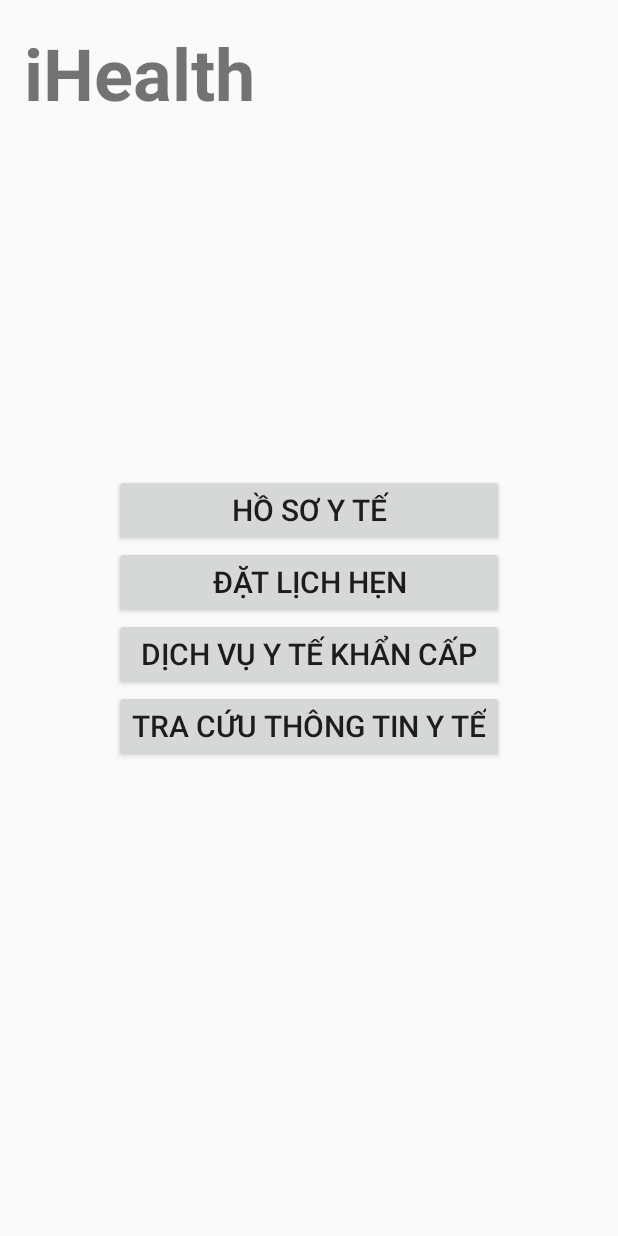
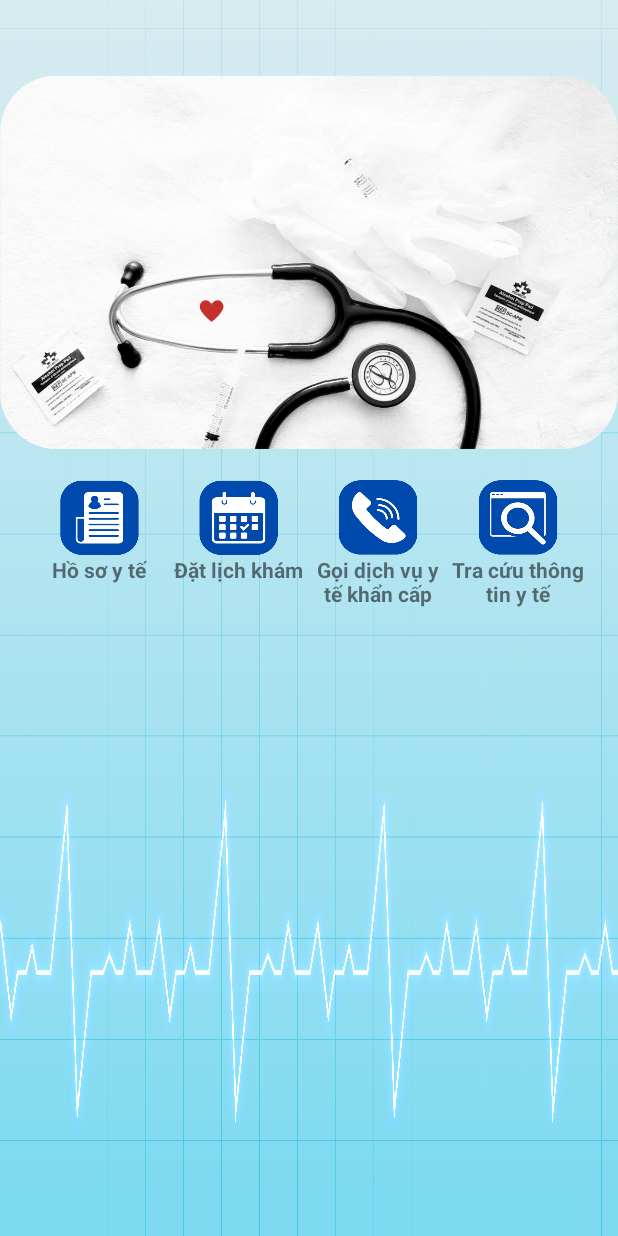
Before and after one commit to NguyenTrung3102/iHealth_Droid, an Android app built with Jetpack Compose: the layout main_menu_layout.xml on its own in the app's theme, with its tools: preview values and no code run, on a phone screen of 412 x 824 dp. Run offline under Robolectric (Android 15) with nearby library versions, the phone set to English and light mode, and no system bars.

Commit message:
Trung changed

```diff
--- a/app/src/main/java/com/example/ihealthdroid/MainActivity.kt
+++ b/app/src/main/java/com/example/ihealthdroid/MainActivity.kt
@@ -8,7 +8,7 @@ import androidx.compose.foundation.layout.fillMaxSize
 import androidx.compose.material3.MaterialTheme
 import androidx.compose.material3.Surface
 import androidx.compose.ui.Modifier
-import android.widget.Button
+import android.widget.ImageButton
 import com.example.ihealthdroid.ui.theme.IHealthDroidTheme
 
 class MainActivity : ComponentActivity() {
@@ -23,25 +23,25 @@ class MainActivity : ComponentActivity() {
                 ) {
                     setContentView(R.layout.main_menu_layout)
 
-                    val medicalProfileBtn = findViewById<Button>(R.id.medical_profile_btn)
+                    val medicalProfileBtn = findViewById<ImageButton>(R.id.btn_profile)
                     medicalProfileBtn.setOnClickListener {
                         val intent = Intent(this@MainActivity, MedicalProfileActivity::class.java)
                         startActivity(intent)
                     }
 
-                    val pickAppointmentBtn = findViewById<Button>(R.id.pick_appointment_btn)
+                    val pickAppointmentBtn = findViewById<ImageButton>(R.id.btn_schedual)
                     pickAppointmentBtn.setOnClickListener {
                         val intent = Intent(this@MainActivity, PickAppointmentActivity::class.java)
                         startActivity(intent)
                     }
 
-                    val emergencyBtn = findViewById<Button>(R.id.emergency_btn)
+                    val emergencyBtn = findViewById<ImageButton>(R.id.btn_phone)
                     emergencyBtn.setOnClickListener {
                         val intent = Intent(this@MainActivity, EmergencyActivity::class.java)
                         startActivity(intent)
                     }
 
-                    val healthWikiBtn = findViewById<Button>(R.id.wiki_btn)
+                    val healthWikiBtn = findViewById<ImageButton>(R.id.btn_search)
                     healthWikiBtn.setOnClickListener {
                         val intent = Intent(this@MainActivity, HealthWikiActivity::class.java)
                         startActivity(intent)
--- a/app/src/main/res/layout/main_menu_layout.xml
+++ b/app/src/main/res/layout/main_menu_layout.xml
@@ -3,50 +3,117 @@
     android:layout_width="match_parent"
     android:layout_height="match_parent">
 
-    <TextView
-        android:id="@+id/layout_title"
-        android:layout_width="wrap_content"
-        android:layout_height="wrap_content"
-        android:text="@string/app_name"
-        android:textSize="48sp"
-        android:textStyle="bold"
-        android:layout_alignParentTop="true"
-        android:layout_alignParentStart="true"
-        android:layout_margin="16dp" />
+    <ImageView
+        android:id="@+id/img_background"
+        android:layout_width="match_parent"
+        android:layout_height="match_parent"
+        android:background="@drawable/img_background"
+        android:scaleType="centerCrop" />
 
     <LinearLayout
-        android:layout_width="wrap_content"
+        android:layout_width="match_parent"
         android:layout_height="wrap_content"
-        android:layout_centerInParent="true"
+        android:layout_marginTop="50dp"
+        android:layout_marginBottom="300dp"
         android:orientation="vertical">
 
-        <Button
-            android:id="@+id/medical_profile_btn"
+        <ImageView
+            android:id="@+id/img_background1"
+            android:layout_width="match_parent"
+            android:layout_height="250dp"
+            android:layout_marginBottom="20dp"
+            android:layout_weight="1"
+            android:background="@drawable/medical_assistant" />
+
+        <LinearLayout
             android:layout_width="match_parent"
             android:layout_height="wrap_content"
-            android:text="@string/medical_profile"
-            android:textSize="20sp" />
+            android:layout_weight="1">
 
-        <Button
-            android:id="@+id/pick_appointment_btn"
+            <ImageButton
+                android:id="@+id/btn_profile"
+                android:layout_width="50dp"
+                android:layout_height="50dp"
+                android:layout_marginLeft="40dp"
+                android:layout_marginRight="20dp"
+                android:layout_weight="1"
+                android:background="@drawable/ic_profile" />
+
+            <ImageButton
+                android:id="@+id/btn_schedual"
+                android:layout_width="50dp"
+                android:layout_height="50dp"
+                android:layout_marginLeft="20dp"
+                android:layout_marginRight="20dp"
+                android:layout_weight="1"
+                android:background="@drawable/ic_schedual" />
+
+            <ImageButton
+                android:id="@+id/btn_phone"
+                android:layout_width="50dp"
+                android:layout_height="50dp"
+                android:layout_marginLeft="20dp"
+                android:layout_marginRight="20dp"
+                android:layout_weight="1"
+                android:background="@drawable/ic_phone" />
+
+            <ImageButton
+                android:id="@+id/btn_search"
+                android:layout_width="50dp"
+                android:layout_height="50dp"
+                android:layout_marginLeft="20dp"
+                android:layout_marginRight="40dp"
+                android:layout_weight="1"
+                android:background="@drawable/ic_search" />
+
+        </LinearLayout>
+
+        <LinearLayout
             android:layout_width="match_parent"
             android:layout_height="wrap_content"
-            android:text="@string/schedule_an_appointment"
-            android:textSize="20sp" />
+            android:layout_weight="1">
 
-        <Button
-            android:id="@+id/emergency_btn"
-            android:layout_width="match_parent"
-            android:layout_height="wrap_content"
-            android:text="@string/emergency_service"
-            android:textSize="20sp" />
+            <TextView
+                android:id="@+id/txt_profile"
+                android:layout_width="0dp"
+                android:layout_height="wrap_content"
+                android:layout_weight="1"
+                android:layout_marginLeft="20dp"
+                android:gravity="center"
+                android:textStyle="bold"
+                android:text="@string/profile" />
 
-        <Button
-            android:id="@+id/wiki_btn"
-            android:layout_width="match_parent"
-            android:layout_height="wrap_content"
-            android:text="@string/health_wiki"
-            android:textSize="20sp" />
+            <TextView
+                android:id="@+id/txt_schedual"
+                android:layout_width="0dp"
+                android:layout_height="wrap_content"
+                android:layout_weight="1"
+                android:gravity="center"
+                android:textStyle="bold"
+                android:text="@string/appointment" />
+
+            <TextView
+                android:id="@+id/txt_phone"
+                android:layout_width="0dp"
+                android:layout_height="wrap_content"
+                android:layout_weight="1"
+                android:gravity="center"
+                android:singleLine="false"
+                android:textStyle="bold"
+                android:text="@string/phone" />
+
+            <TextView
+                android:id="@+id/txt_search"
+                android:layout_width="0dp"
+                android:layout_height="wrap_content"
+                android:layout_weight="1"
+                android:layout_marginRight="20dp"
+                android:gravity="center"
+                android:singleLine="false"
+                android:textStyle="bold"
+                android:text="@string/search" />
+        </LinearLayout>
+
     </LinearLayout>
 
 </RelativeLayout>
--- a/app/src/main/res/values/strings.xml
+++ b/app/src/main/res/values/strings.xml
@@ -1,8 +1,8 @@
 <resources>
     <string name="app_name">iHealth</string>
 
-    <string name="medical_profile">Hồ sơ y tế</string>
-    <string name="schedule_an_appointment">Đặt lịch hẹn</string>
-    <string name="emergency_service">Dịch vụ y tế khẩn cấp</string>
-    <string name="health_wiki">Tra cứu thông tin y tế</string>
+    <string name="profile">Hồ sơ y tế</string>
+    <string name="appointment">Đặt lịch khám</string>
+    <string name="phone">Gọi dịch vụ y tế khẩn cấp</string>
+    <string name="search">Tra cứu thông tin y tế</string>
 </resources>
```
Also changed, not shown: app/src/main/res/drawable/ic_phone.png (added), app/src/main/res/drawable/ic_profile.png (added), app/src/main/res/drawable/ic_schedual.png (added), app/src/main/res/drawable/ic_search.png (added), app/src/main/res/drawable/img_background.jpg (added), app/src/main/res/drawable/medical_assistant.png (added).
